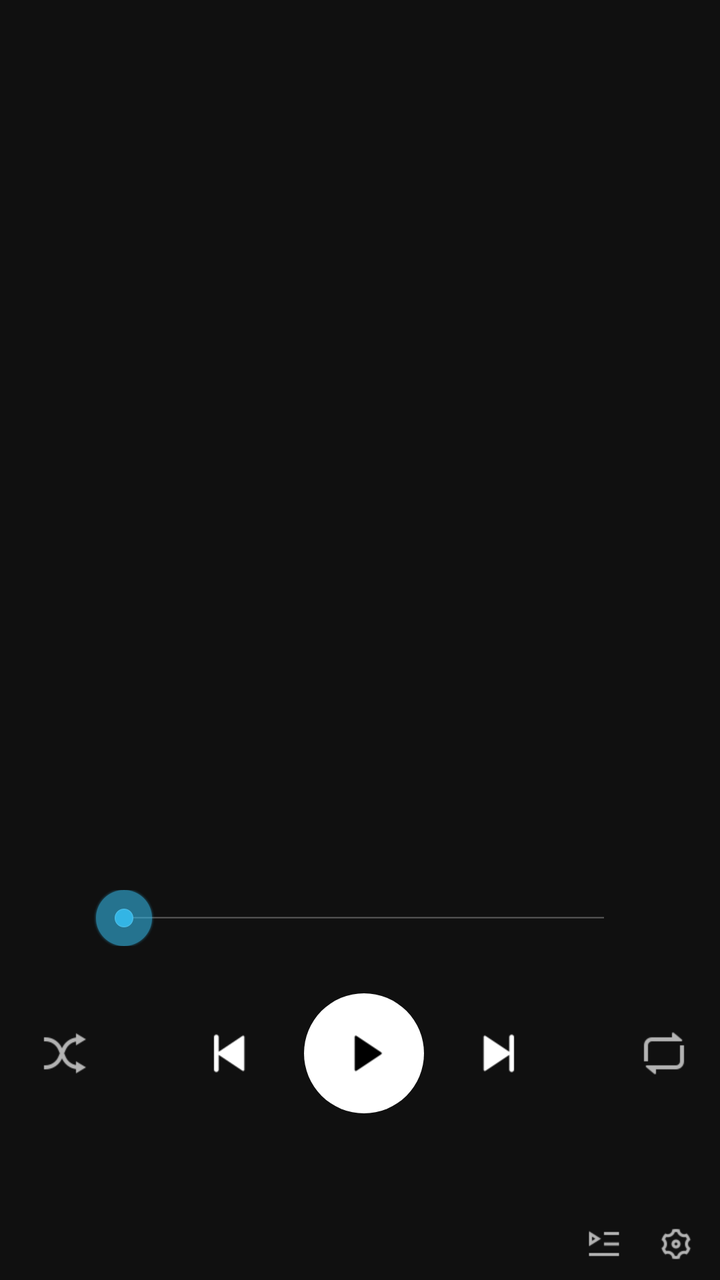
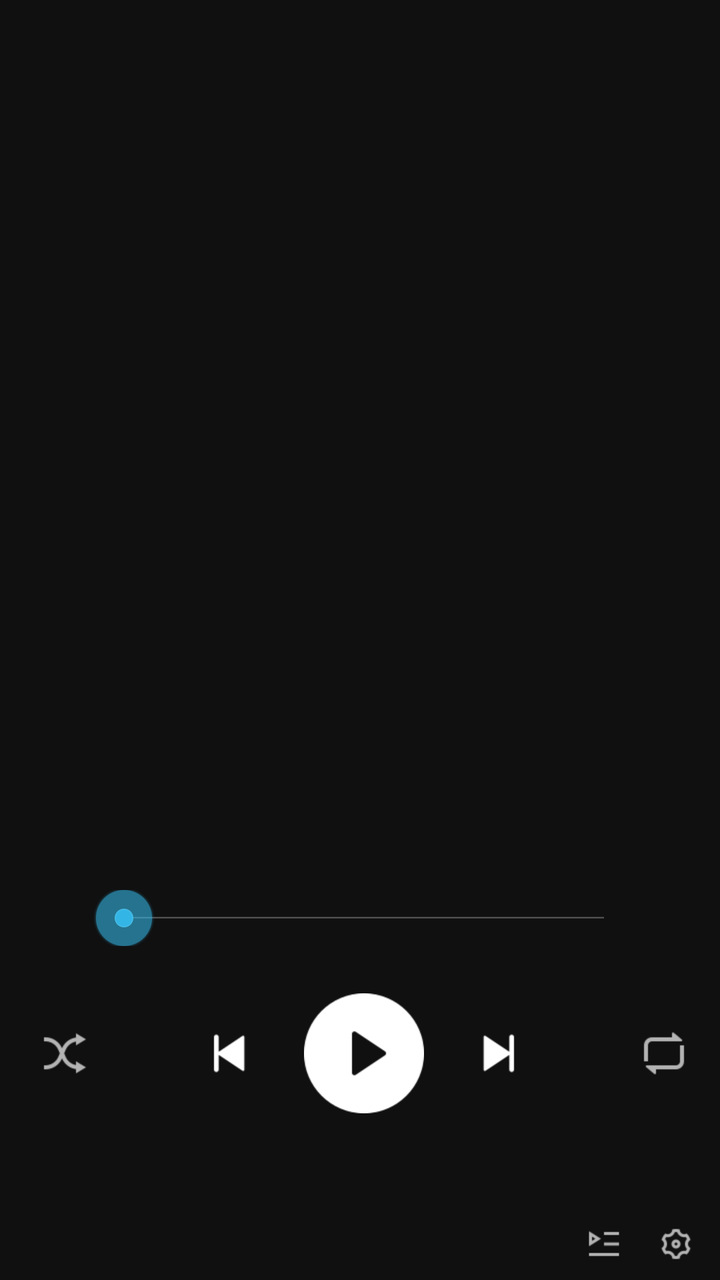

Compare the two renders of this Android layout. The source of the first and the diff that turns it into the second are given below.
<!-- AndroidManifest.xml: application theme android:Theme.Holo.NoActionBar -->
<!-- res/layout/activity_player.xml -->
<?xml version="1.0" encoding="utf-8"?>
<FrameLayout xmlns:android="http://schemas.android.com/apk/res/android"
    android:layout_width="match_parent"
    android:layout_height="match_parent"
    android:background="#ff101010">

    <LinearLayout
        android:id="@+id/player"
        android:layout_width="match_parent"
        android:layout_height="match_parent"
        android:orientation="vertical"
        android:paddingLeft="8dp"
        android:paddingRight="4dp">

        
        <LinearLayout
            android:id="@+id/top_strip"
            android:layout_width="match_parent"
            android:layout_height="20dp"
            android:gravity="center_vertical"
            android:orientation="horizontal"
            android:paddingLeft="4dp"
            android:paddingRight="4dp">

            <TextView
                android:id="@+id/clock"
                android:layout_width="0dp"
                android:layout_height="wrap_content"
                android:layout_weight="1"
                android:singleLine="true"
                android:textColor="#ff8a8a8a"
                android:textSize="12sp" />

            <View
                android:id="@+id/battery_dot"
                android:layout_width="7dp"
                android:layout_height="7dp"
                android:layout_marginRight="5dp" />

            <TextView
                android:id="@+id/battery"
                android:layout_width="wrap_content"
                android:layout_height="wrap_content"
                android:singleLine="true"
                android:textColor="#ff8a8a8a"
                android:textSize="12sp" />
        </LinearLayout>

        <View
            android:layout_width="match_parent"
            android:layout_height="0dp"
            android:layout_weight="1" />

        <ImageView
            android:id="@+id/artwork"
            android:layout_width="240dp"
            android:layout_height="240dp"
            android:layout_gravity="center_horizontal"
            android:contentDescription="@string/artwork"
            android:scaleType="fitXY" />

        <View
            android:layout_width="match_parent"
            android:layout_height="0dp"
            android:layout_weight="3" />

        <TextView
            android:id="@+id/title"
            android:layout_width="match_parent"
            android:layout_height="wrap_content"
            android:ellipsize="marquee"
            android:gravity="center_horizontal"
            android:marqueeRepeatLimit="marquee_forever"
            android:paddingLeft="8dp"
            android:paddingRight="8dp"
            android:singleLine="true"
            android:textColor="#ffffffff"
            android:textSize="18sp" />

        <TextView
            android:id="@+id/subtitle"
            android:layout_width="match_parent"
            android:layout_height="wrap_content"
            android:layout_marginTop="2dp"
            android:ellipsize="end"
            android:gravity="center_horizontal"
            android:paddingLeft="8dp"
            android:paddingRight="8dp"
            android:singleLine="true"
            android:textColor="#ffaaaaaa"
            android:textSize="13sp" />

        <View
            android:layout_width="match_parent"
            android:layout_height="0dp"
            android:layout_weight="2" />

        <LinearLayout
            android:layout_width="match_parent"
            android:layout_height="28dp"
            android:gravity="center_vertical"
            android:orientation="horizontal">

            <TextView
                android:id="@+id/elapsed"
                android:layout_width="38dp"
                android:layout_height="wrap_content"
                android:gravity="right"
                android:textColor="#ffaaaaaa"
                android:textSize="11sp" />

            <SeekBar
                android:id="@+id/seek"
                android:layout_width="0dp"
                android:layout_height="wrap_content"
                android:layout_weight="1"
                android:paddingLeft="12dp"
                android:paddingRight="12dp" />

            <TextView
                android:id="@+id/duration"
                android:layout_width="38dp"
                android:layout_height="wrap_content"
                android:gravity="left"
                android:textColor="#ffaaaaaa"
                android:textSize="11sp" />
        </LinearLayout>

        <View
            android:layout_width="match_parent"
            android:layout_height="0dp"
            android:layout_weight="1" />

        
        <LinearLayout
            android:layout_width="match_parent"
            android:layout_height="60dp"
            android:gravity="center"
            android:orientation="horizontal">

            <ImageButton
                android:id="@+id/shuffle"
                android:layout_width="48dp"
                android:layout_height="56dp"
                android:background="@drawable/btn_round_bg"
                android:contentDescription="@string/shuffle"
                android:scaleType="centerInside"
                android:src="@drawable/ic_shuffle_state" />

            <View
                android:layout_width="0dp"
                android:layout_height="match_parent"
                android:layout_weight="1" />

            <ImageButton
                android:id="@+id/prev"
                android:layout_width="56dp"
                android:layout_height="56dp"
                android:background="@drawable/btn_round_bg"
                android:contentDescription="@string/prev"
                android:scaleType="centerInside"
                android:src="@drawable/ic_prev" />

            <ImageButton
                android:id="@+id/play_pause"
                android:layout_width="60dp"
                android:layout_height="60dp"
                android:layout_marginLeft="10dp"
                android:layout_marginRight="10dp"
                android:background="@drawable/play_button_bg"
                android:contentDescription="@string/play_pause"
                android:scaleType="centerInside"
                android:src="@drawable/ic_play" />

            <ImageButton
                android:id="@+id/next"
                android:layout_width="56dp"
                android:layout_height="56dp"
                android:background="@drawable/btn_round_bg"
                android:contentDescription="@string/next"
                android:scaleType="centerInside"
                android:src="@drawable/ic_next" />

            <View
                android:layout_width="0dp"
                android:layout_height="match_parent"
                android:layout_weight="1" />

            <ImageButton
                android:id="@+id/repeat"
                android:layout_width="48dp"
                android:layout_height="56dp"
                android:background="@drawable/btn_round_bg"
                android:contentDescription="@string/repeat"
                android:scaleType="centerInside"
                android:src="@drawable/ic_repeat_levels" />
        </LinearLayout>

        <View
            android:layout_width="match_parent"
            android:layout_height="0dp"
            android:layout_weight="2" />

        
        <View
            android:layout_width="match_parent"
            android:layout_height="36dp" />
    </LinearLayout>

    
    <LinearLayout
        android:id="@+id/queue_panel"
        android:layout_width="match_parent"
        android:layout_height="match_parent"
        android:layout_marginBottom="36dp"
        android:background="@drawable/queue_panel_bg"
        android:clickable="true"
        android:orientation="vertical"
        android:visibility="gone">

        <LinearLayout
            android:id="@+id/queue_header"
            android:layout_width="match_parent"
            android:layout_height="44dp"
            android:gravity="center_vertical"
            android:orientation="horizontal"
            android:paddingLeft="12dp">

            <TextView
                android:layout_width="0dp"
                android:layout_height="wrap_content"
                android:layout_weight="1"
                android:drawableTop="@drawable/queue_handle"
                android:drawablePadding="4dp"
                android:gravity="left"
                android:text="@string/queue_title"
                android:textColor="#ffffffff"
                android:textSize="16sp" />

            <ImageButton
                android:id="@+id/queue_close"
                android:layout_width="44dp"
                android:layout_height="44dp"
                android:background="@drawable/btn_round_bg"
                android:contentDescription="@string/close"
                android:scaleType="centerInside"
                android:src="@drawable/ic_close" />
        </LinearLayout>

        <ListView
            android:id="@+id/queue_list"
            android:layout_width="match_parent"
            android:layout_height="0dp"
            android:layout_weight="1"
            android:divider="#22ffffff"
            android:dividerHeight="1px"
            android:fadingEdge="vertical" />

        <TextView
            android:id="@+id/queue_empty"
            android:layout_width="match_parent"
            android:layout_height="0dp"
            android:layout_weight="1"
            android:gravity="center"
            android:text="@string/queue_empty"
            android:textColor="#ffaaaaaa"
            android:textSize="14sp"
            android:visibility="gone" />
    </LinearLayout>
    
    <LinearLayout
        android:layout_width="match_parent"
        android:layout_height="36dp"
        android:layout_gravity="bottom"
        android:background="#ff101010"
        android:gravity="center_vertical"
        android:orientation="horizontal"
        android:paddingLeft="8dp"
        android:paddingRight="4dp">

        <TextView
            android:id="@+id/status"
            android:layout_width="0dp"
            android:layout_height="match_parent"
            android:layout_weight="1"
            android:background="?android:attr/selectableItemBackground"
            android:ellipsize="end"
            android:gravity="center_vertical"
            android:singleLine="true"
            android:textColor="#ff5fa8c8"
            android:textSize="12sp" />

        <ImageButton
            android:id="@+id/queue_button"
            android:layout_width="36dp"
            android:layout_height="36dp"
            android:background="@drawable/btn_round_bg"
            android:contentDescription="@string/queue"
            android:scaleType="center"
            android:src="@drawable/ic_queue" />

        <ImageButton
            android:id="@+id/settings"
            android:layout_width="36dp"
            android:layout_height="36dp"
            android:background="@drawable/btn_round_bg"
            android:contentDescription="@string/settings"
            android:scaleType="center"
            android:src="@drawable/ic_settings" />
    </LinearLayout>
</FrameLayout>
<!-- resources referenced by this layout -->
<resources>
  <!-- drawable btn_round_bg (drawable) -->
  <?xml version="1.0" encoding="utf-8"?>
  <selector xmlns:android="http://schemas.android.com/apk/res/android" android:exitFadeDuration="150">
      <item android:state_pressed="true">
          <shape android:shape="oval">
              <solid android:color="#26ffffff" />
          </shape>
      </item>
      <item android:drawable="@android:color/transparent" />
  </selector>
  <!-- drawable ic_close: png bitmap (drawable-hdpi, 228 bytes) -->
  <!-- drawable ic_next: png bitmap (drawable-hdpi, 357 bytes) -->
  <!-- drawable ic_play: png bitmap (drawable-hdpi, 244 bytes) -->
  <!-- drawable ic_prev: png bitmap (drawable-hdpi, 356 bytes) -->
  <!-- drawable ic_queue: png bitmap (drawable-hdpi, 414 bytes) -->
  <!-- drawable ic_repeat_levels (drawable) -->
  <?xml version="1.0" encoding="utf-8"?>
  <level-list xmlns:android="http://schemas.android.com/apk/res/android">
      <item android:drawable="@drawable/ic_repeat_off" android:maxLevel="0" />
      <item android:drawable="@drawable/ic_repeat_on" android:maxLevel="1" />
      <item android:drawable="@drawable/ic_repeat_one_on" android:maxLevel="2" />
  </level-list>
  <!-- drawable ic_settings: png bitmap (drawable-hdpi, 999 bytes) -->
  <!-- drawable ic_shuffle_state (drawable) -->
  <?xml version="1.0" encoding="utf-8"?>
  <selector xmlns:android="http://schemas.android.com/apk/res/android">
      <item android:drawable="@drawable/ic_shuffle_on" android:state_activated="true" />
      <item android:drawable="@drawable/ic_shuffle_off" />
  </selector>
  <!-- drawable play_button_bg (drawable) -->
  <?xml version="1.0" encoding="utf-8"?>
  <selector xmlns:android="http://schemas.android.com/apk/res/android">
      <item android:state_pressed="true">
          <shape android:shape="oval">
              <solid android:color="#ffd0d0d0" />
          </shape>
      </item>
      <item>
          <shape android:shape="oval">
              <solid android:color="#ffffffff" />
          </shape>
      </item>
  </selector>
  <!-- drawable queue_handle (drawable) -->
  <?xml version="1.0" encoding="utf-8"?>
  <shape xmlns:android="http://schemas.android.com/apk/res/android" android:shape="rectangle">
      <solid android:color="#66ffffff" />
      <corners android:radius="2dp" />
      <size android:width="32dp" android:height="4dp" />
  </shape>
  <!-- drawable queue_panel_bg (drawable) -->
  <?xml version="1.0" encoding="utf-8"?>
  <shape xmlns:android="http://schemas.android.com/apk/res/android" android:shape="rectangle">
      <solid android:color="#ff1c1c1c" />
      <corners android:topLeftRadius="8dp" android:topRightRadius="8dp" />
  </shape>
  <string name="artwork">アートワーク</string>
  <string name="close">閉じる</string>
  <string name="next">次の曲</string>
  <string name="play_pause">再生/一時停止</string>
  <string name="prev">前の曲</string>
  <string name="queue">キュー</string>
  <string name="queue_empty">キューは空です</string>
  <string name="queue_title">次に再生</string>
  <string name="repeat">リピート</string>
  <string name="settings">設定</string>
  <string name="shuffle">シャッフル</string>
  <!-- drawable ic_repeat_off: png bitmap (drawable-hdpi, 499 bytes) -->
  <!-- drawable ic_repeat_on: png bitmap (drawable-hdpi, 807 bytes) -->
  <!-- drawable ic_repeat_one_on: png bitmap (drawable-hdpi, 862 bytes) -->
  <!-- drawable ic_shuffle_on: png bitmap (drawable-hdpi, 1253 bytes) -->
  <!-- drawable ic_shuffle_off: png bitmap (drawable-hdpi, 920 bytes) -->
</resources>

<!-- the commit's change to res/layout/activity_player.xml (unified diff, before → after) -->
@@ -167,10 +167,10 @@
                 android:layout_height="60dp"
                 android:layout_marginLeft="10dp"
                 android:layout_marginRight="10dp"
-                android:background="@drawable/play_button_bg"
+                android:background="@null"
                 android:contentDescription="@string/play_pause"
                 android:scaleType="centerInside"
-                android:src="@drawable/ic_play" />
+                android:src="@drawable/ic_play_button" />
 
             <ImageButton
                 android:id="@+id/next"
<!-- resource entries referenced after the edit -->
@@ -12,7 +12,12 @@
   </selector>
   <!-- drawable ic_close: png bitmap (drawable-hdpi, 228 bytes) -->
   <!-- drawable ic_next: png bitmap (drawable-hdpi, 357 bytes) -->
-  <!-- drawable ic_play: png bitmap (drawable-hdpi, 244 bytes) -->
+  <!-- drawable ic_play_button (drawable) -->
+  <?xml version="1.0" encoding="utf-8"?>
+  <selector xmlns:android="http://schemas.android.com/apk/res/android">
+      <item android:drawable="@drawable/ic_play_circle_pressed" android:state_pressed="true" />
+      <item android:drawable="@drawable/ic_play_circle" />
+  </selector>
   <!-- drawable ic_prev: png bitmap (drawable-hdpi, 356 bytes) -->
   <!-- drawable ic_queue: png bitmap (drawable-hdpi, 414 bytes) -->
   <!-- drawable ic_repeat_levels (drawable) -->
@@ -28,20 +33,6 @@
   <selector xmlns:android="http://schemas.android.com/apk/res/android">
       <item android:drawable="@drawable/ic_shuffle_on" android:state_activated="true" />
       <item android:drawable="@drawable/ic_shuffle_off" />
-  </selector>
-  <!-- drawable play_button_bg (drawable) -->
-  <?xml version="1.0" encoding="utf-8"?>
-  <selector xmlns:android="http://schemas.android.com/apk/res/android">
-      <item android:state_pressed="true">
-          <shape android:shape="oval">
-              <solid android:color="#ffd0d0d0" />
-          </shape>
-      </item>
-      <item>
-          <shape android:shape="oval">
-              <solid android:color="#ffffffff" />
-          </shape>
-      </item>
   </selector>
   <!-- drawable queue_handle (drawable) -->
   <?xml version="1.0" encoding="utf-8"?>
@@ -67,6 +58,8 @@
   <string name="repeat">リピート</string>
   <string name="settings">設定</string>
   <string name="shuffle">シャッフル</string>
+  <!-- drawable ic_play_circle_pressed: png bitmap (drawable-hdpi, 1541 bytes) -->
+  <!-- drawable ic_play_circle: png bitmap (drawable-hdpi, 1567 bytes) -->
   <!-- drawable ic_repeat_off: png bitmap (drawable-hdpi, 499 bytes) -->
   <!-- drawable ic_repeat_on: png bitmap (drawable-hdpi, 807 bytes) -->
   <!-- drawable ic_repeat_one_on: png bitmap (drawable-hdpi, 862 bytes) -->
